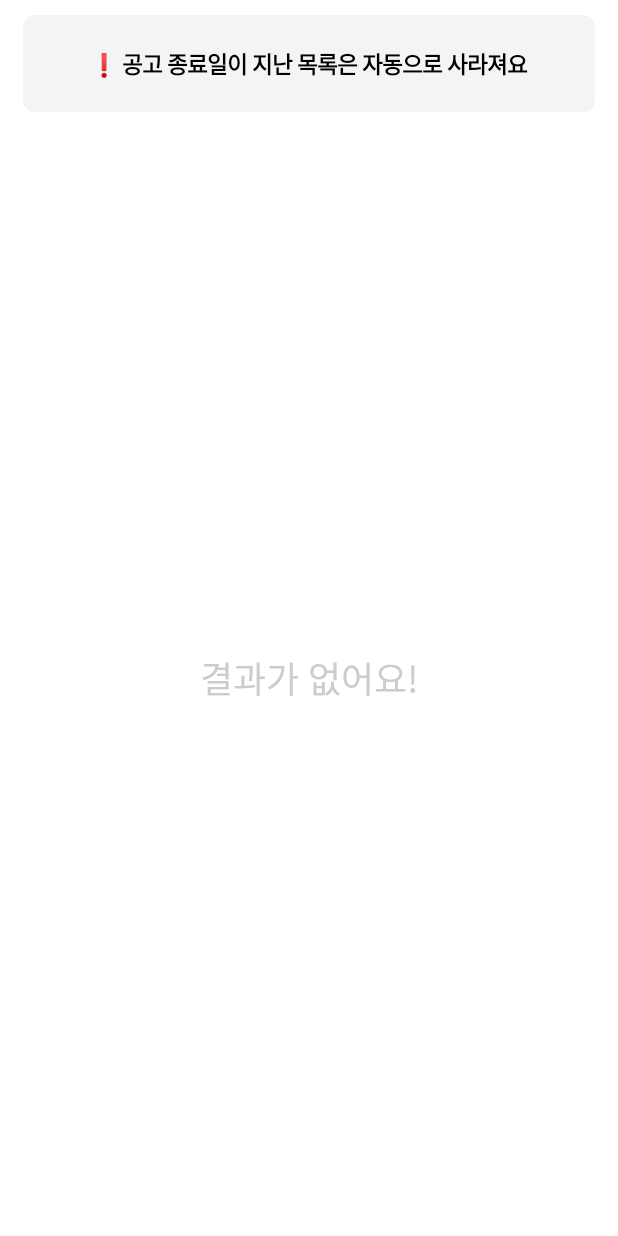
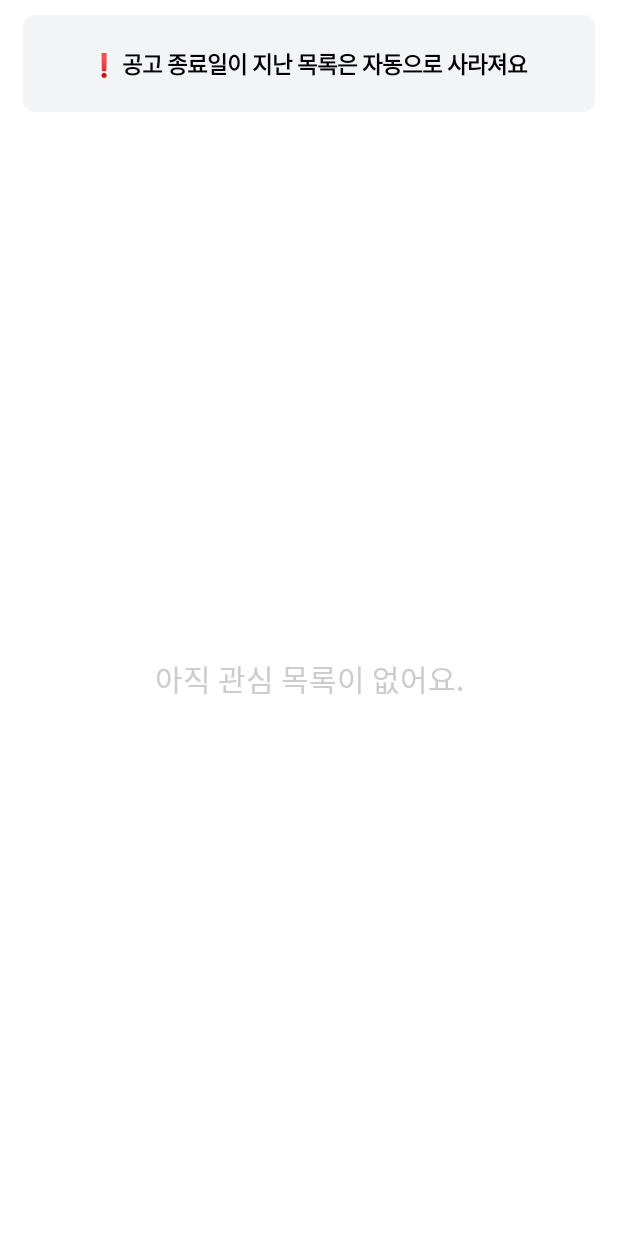
Before and after one commit to WonSeokk/JetPack-Compose-SPOOR, an Android app built with Jetpack Compose: the composable FavoriteContent called with empty values, on a phone screen of 412 x 824 dp. Run offline under Robolectric (Android 15) with nearby library versions, the phone set to English and light mode, and no system bars; our stand-ins replace accompanist.

Commit message:
fix: 에러 Compose UI 수정

```diff
--- a/app/src/main/java/wwon/seokk/abandonedpets/ui/common/Error.kt
+++ b/app/src/main/java/wwon/seokk/abandonedpets/ui/common/Error.kt
@@ -1,5 +1,6 @@
 package wwon.seokk.abandonedpets.ui.common
 
+import androidx.annotation.StringRes
 import androidx.compose.foundation.layout.Column
 import androidx.compose.foundation.layout.fillMaxWidth
 import androidx.compose.foundation.layout.padding
@@ -53,14 +54,14 @@ fun GetPetsError(buttonClick: () -> Unit) {
 }
 
 @Composable
-fun EmptyResult() {
+fun EmptyResult(@StringRes message: Int) {
     Text(
         modifier = Modifier.padding(8.dp),
-        text = stringResource(id = R.string.home_screen_empty_message),
+        text = stringResource(id = message),
         style = AbandonedPetsTheme.typography.body1.copy(
             color = Color.LightGray,
             textAlign = TextAlign.Center,
-            fontSize = 24.sp
+            fontSize = 20.sp
         )
     )
 }
@@ -77,6 +78,6 @@ fun ErrorItemPreview() {
 @Composable
 fun EmptyResultPreview() {
     AbandonedPetsTheme {
-        EmptyResult()
+        EmptyResult(R.string.home_screen_empty_message)
     }
 }
--- a/app/src/main/java/wwon/seokk/abandonedpets/ui/favorite/FavoriteScreen.kt
+++ b/app/src/main/java/wwon/seokk/abandonedpets/ui/favorite/FavoriteScreen.kt
@@ -111,9 +111,9 @@ fun FavoriteContent(
         LazyColumn(
             modifier = Modifier
                 .fillMaxSize()
-                .wrapContentSize(if (favorites.isEmpty()) Alignment.Center else Alignment.TopEnd)
+                .wrapContentSize(if (favorites.isEmpty()) Alignment.Center else Alignment.TopStart)
         ) {
-            if(favorites.isEmpty()) item { EmptyResult() }
+            if(favorites.isEmpty()) item { EmptyResult(R.string.favorite_screen_empty_message) }
 
             items(favorites.count()) { index ->
                 favorites[index].let { petInfo ->
--- a/app/src/main/res/values/strings.xml
+++ b/app/src/main/res/values/strings.xml
@@ -57,5 +57,6 @@
     <string name="detail_screen_tel_shelter">보호소 연락하기</string>
 
     <string name="favorite_screen_end_notice">❗ 공고 종료일이 지난 목록은 자동으로 사라져요</string>
+    <string name="favorite_screen_empty_message">아직 관심 목록이 없어요.</string>
 
 </resources>
```
Also changed, not shown: app/src/main/java/wwon/seokk/abandonedpets/ui/home/HomeScreen.kt (+5 -2 lines).
